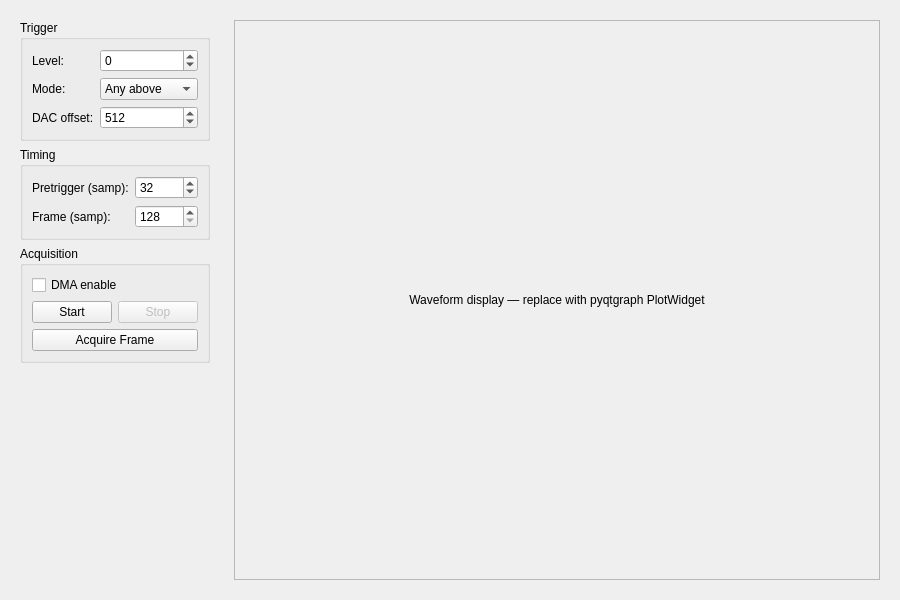
Before: the Qt Designer form forms/scope_view.ui in nucliflare/nlub-digitizer-community, drawn with Qt 5.
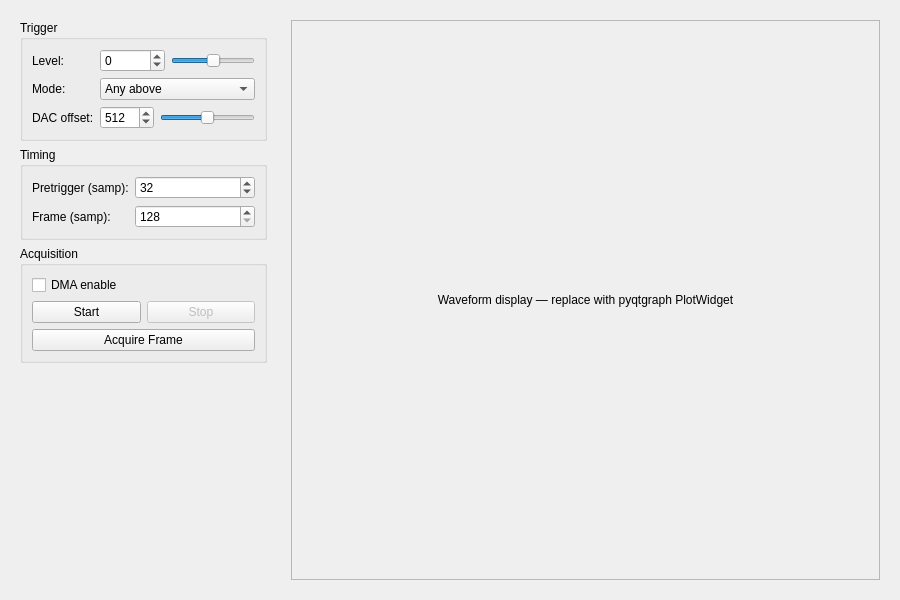
After: the same form once the commit is applied.

Commit message: moved parameters logging from static values in ui to read from specs

The edit to the form file:
```diff
--- a/forms/scope_view.ui
+++ b/forms/scope_view.ui
@@ -15,7 +15,7 @@
    <item>
     <widget class="QWidget" name="controlPanel">
      <property name="maximumSize">
-      <size><width>260</width><height>16777215</height></size>
+      <size><width>340</width><height>16777215</height></size>
      </property>
      <layout class="QVBoxLayout" name="controlLayout">
 
@@ -29,11 +29,23 @@
           </widget>
          </item>
          <item row="0" column="1">
+          <layout class="QHBoxLayout" name="layoutTriggerLevel">
+           <item>
           <widget class="QSpinBox" name="spinTriggerLevel">
            <property name="minimum"><number>-32768</number></property>
            <property name="maximum"><number>32767</number></property>
           </widget>
          </item>
+           <item>
+            <widget class="QSlider" name="sliderTriggerLevel">
+             <property name="minimum"><number>-32768</number></property>
+             <property name="maximum"><number>32767</number></property>
+             <property name="orientation"><enum>Qt::Orientation::Horizontal</enum></property>
+            </widget>
+           </item>
+          </layout>
+         </item>
+
          <item row="1" column="0">
           <widget class="QLabel" name="labelTriggerMode">
            <property name="text"><string>Mode:</string></property>
@@ -53,12 +65,25 @@
           </widget>
          </item>
          <item row="2" column="1">
+          <layout class="QHBoxLayout" name="layoutDacValue">
+           <item>
           <widget class="QSpinBox" name="spinDacValue">
            <property name="minimum"><number>0</number></property>
            <property name="maximum"><number>1024</number></property>
            <property name="value"><number>512</number></property>
           </widget>
          </item>
+           <item>
+            <widget class="QSlider" name="sliderDacValue">
+             <property name="minimum"><number>0</number></property>
+             <property name="maximum"><number>1024</number></property>
+             <property name="value"><number>512</number></property>
+             <property name="orientation"><enum>Qt::Orientation::Horizontal</enum></property>
+            </widget>
+           </item>
+          </layout>
+         </item>
+
         </layout>
        </widget>
       </item>
```
Left out of the diff: 2 changed lines with no effect on the pictures. Lines whose indentation alone changed are shown as unchanged. The commit also changes 1 other file.
